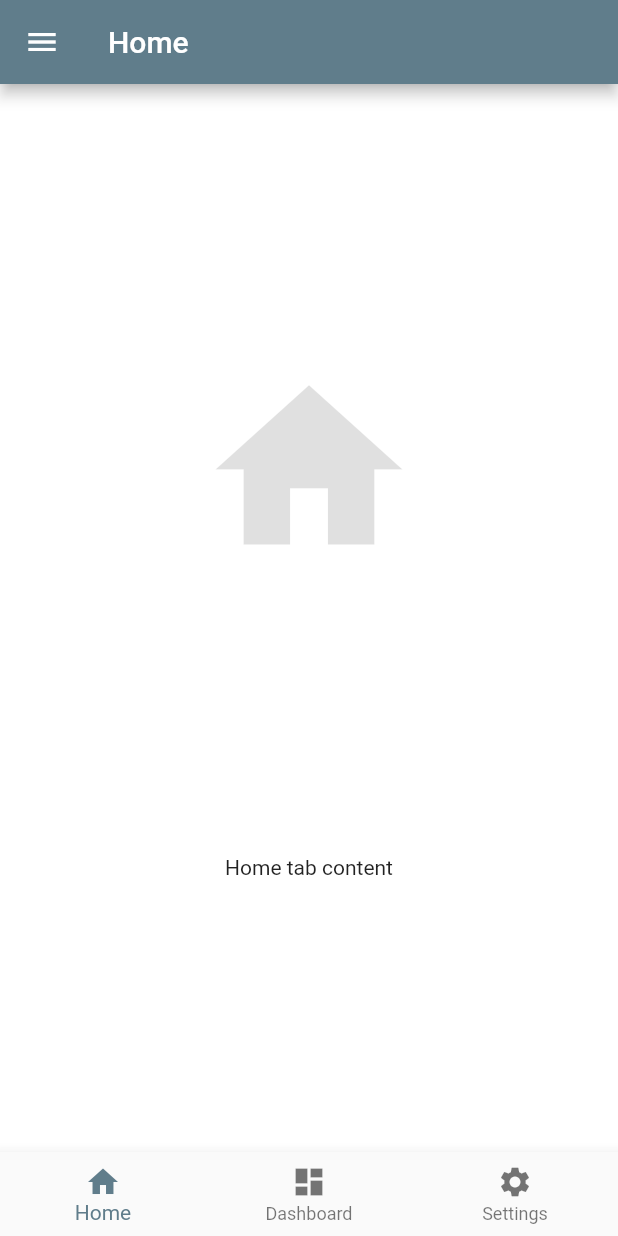
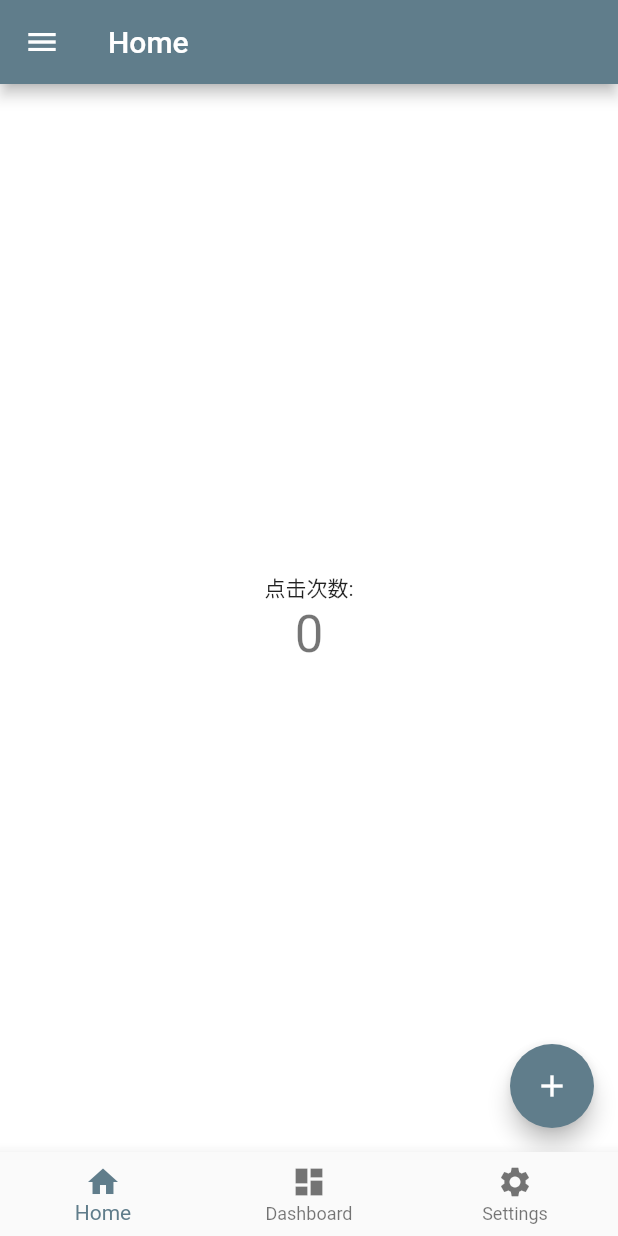
Before and after one commit to keyeMyria/flutterstarter, a Flutter app: the screen it shows after launch, on a phone screen of 412 x 824 dp. Run offline on Flutter 3.47's test engine with Material 2 defaults, Android fonts, the phone set to English and light mode, and no system bars.

```diff
--- a/lib/main.dart
+++ b/lib/main.dart
@@ -194,7 +194,8 @@ class TabsState extends State<Tabs> {
     )
   );
 
-  void onTap(int tab){
+  void onTap(int tab) {
+
     _tabController.jumpToPage(tab);
   }
 
--- a/lib/tabs/home.dart
+++ b/lib/tabs/home.dart
@@ -1,19 +1,68 @@
 import 'package:flutter/material.dart';
 
-class Home extends StatelessWidget {
+class Home extends StatefulWidget {
+
+  Home._({
+    Key key,
+  }): super(key: key);
+
+  final String title;
+
+  factory Home({
+    Key key,
+    String title,
+  }) {
+    return Home._(key: key);
+  }
+
   @override
-  Widget build(BuildContext context) => new Container(
+  _HomeState createState() => _HomeState();
+
+}
+
+
+class _HomeState extends State<Home> with AutomaticKeepAliveClientMixin<Home> {
+
+  int _counter = 0;
+
+  void _incrementCounter() {
+    setState(() {
+      _counter++;
+    });
+  }
+  @override
+  void initState() {
+    // TODO: implement initState
+    super.initState();
+
+  }
+
+  @override
+  Widget build(BuildContext context) {
+
+    return new Scaffold(
+      body:
+      new Center(
         child: new Column(
-      crossAxisAlignment: CrossAxisAlignment.center,
-      mainAxisAlignment: MainAxisAlignment.spaceEvenly,
+          mainAxisAlignment: MainAxisAlignment.center,
           children: <Widget>[
-        new Icon(
-          Icons.home,
-          size: 150.0,
-          color: Colors.black12
+            new Text(" 点击次数: "),
+            new Text(
+              '$_counter',
+              style: Theme.of(context).textTheme.display1,
             ),
-        new Text('Home tab content')
           ],
         )
+      ),
+      floatingActionButton: new FloatingActionButton(
+        onPressed: _incrementCounter,
+        tooltip: 'Increment',
+        child: new Icon(Icons.add),
+      ),
     );
   }
+
+  @override
+  bool get wantKeepAlive => true;
+
+}
```
Also changed, not shown: lib/tabs/dashboard.dart (+32 -1 lines). Lines whose indentation alone changed are shown as unchanged.
